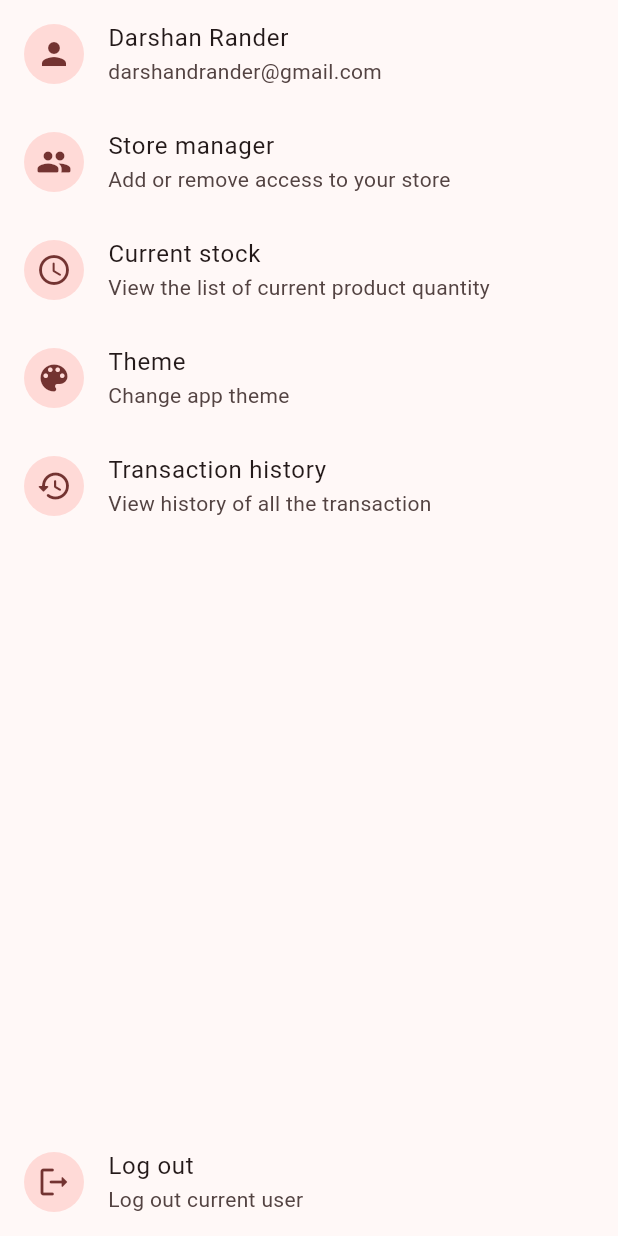
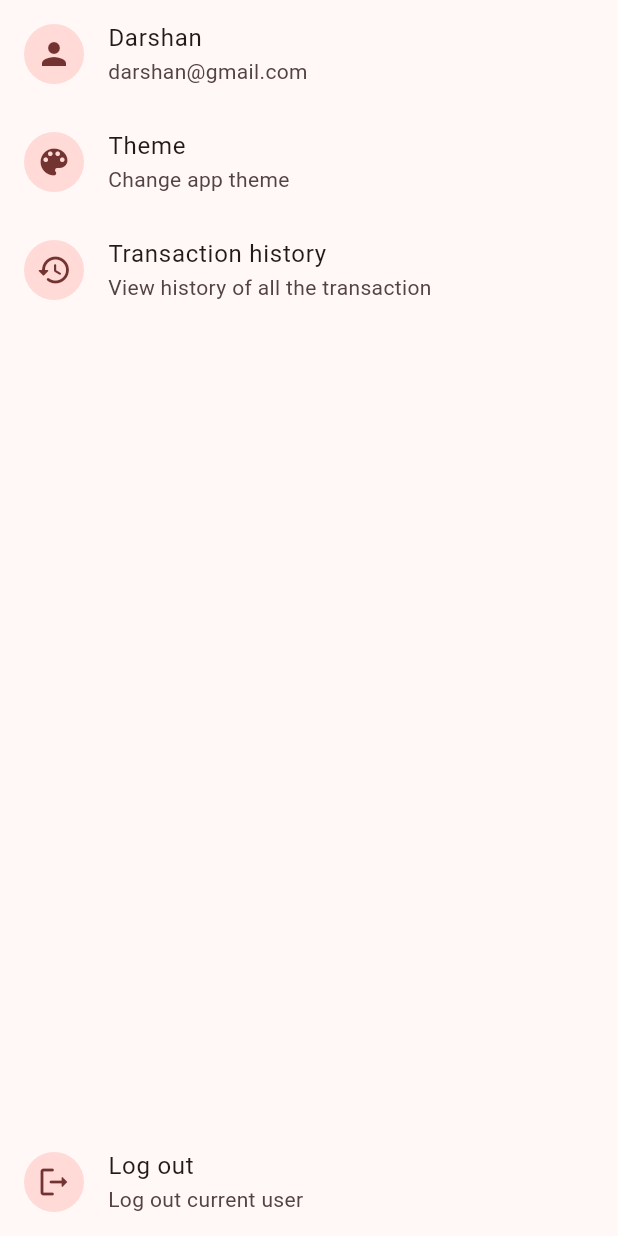
Before and after one commit to SirusCodes/stocker, a Flutter app: the MoreSection widget shown alone on an empty page, opened directly, on a phone screen of 412 x 824 dp. Run offline on Flutter 3.47's test engine with Material 2 defaults, Android fonts, the phone set to English and light mode, and no system bars; our stand-ins replace appwrite, badges, equatable, fl_chart, flutter_riverpod, flutter_typeahead and 1 more; missing offline and left inert: flex_color_picker; accounts and stored records are empty; statements that could not run were skipped.

Commit message:
fix: make it work on android

```diff
--- a/lib/features/home/widgets/more_section.dart
+++ b/lib/features/home/widgets/more_section.dart
@@ -3,7 +3,7 @@ import 'package:flutter_riverpod/flutter_riverpod.dart';
 
 import '../../../shared/providers/theme_provider.dart';
 import '../../authentication/providers/auth_provider.dart';
-import '../../share_store/presentation/store_manager_screen.dart';
+// import '../../share_store/presentation/store_manager_screen.dart';
 import '../../transaction/presentation/transaction_history_screen.dart';
 import '../../users/presentation/profile_screen.dart';
 
@@ -12,29 +12,31 @@ class MoreSection extends StatelessWidget {
 
   @override
   Widget build(BuildContext context) {
-    return Column(
+    return SafeArea(
+      child: Column(
         children: [
           ListTile(
             leading: const CircleAvatar(child: Icon(Icons.person)),
-          title: const Text("Darshan Rander"),
-          subtitle: const Text("darshandrander@gmail.com"),
+            title: const Text("Darshan"),
+            subtitle: const Text("darshan@gmail.com"),
             onTap: () => Navigator.pushNamed(context, ProfileScreen.path),
           ),
-        ListTile(
-          leading: const CircleAvatar(child: Icon(Icons.people_rounded)),
-          title: const Text("Store manager"),
-          subtitle: const Text("Add or remove access to your store"),
-          onTap: () => Navigator.pushNamed(context, StoreManagerScreen.path),
-        ),
-        ListTile(
-          leading: const CircleAvatar(child: Icon(Icons.access_time_rounded)),
-          title: const Text("Current stock"),
-          subtitle: const Text("View the list of current product quantity"),
-          onTap: () {},
-        ),
+          // ListTile(
+          //   leading: const CircleAvatar(child: Icon(Icons.people_rounded)),
+          //   title: const Text("Store manager"),
+          //   subtitle: const Text("Add or remove access to your store"),
+          //   onTap: () => Navigator.pushNamed(context, StoreManagerScreen.path),
+          // ),
+          // ListTile(
+          //   leading: const CircleAvatar(child: Icon(Icons.access_time_rounded)),
+          //   title: const Text("Current stock"),
+          //   subtitle: const Text("View the list of current product quantity"),
+          //   onTap: () {},
+          // ),
           Consumer(
             builder: (context, ref, child) => ListTile(
-            leading: const CircleAvatar(child: Icon(Icons.color_lens_rounded)),
+              leading:
+                  const CircleAvatar(child: Icon(Icons.color_lens_rounded)),
               title: const Text("Theme"),
               subtitle: const Text("Change app theme"),
               onTap: () async {
@@ -70,6 +72,7 @@ class MoreSection extends StatelessWidget {
             ),
           ),
         ],
+      ),
     );
   }
 
--- a/lib/features/home/widgets/statistics_section.dart
+++ b/lib/features/home/widgets/statistics_section.dart
@@ -15,7 +15,8 @@ class StatisticsSection extends StatefulWidget {
 class _StatisticsSectionState extends State<StatisticsSection> {
   @override
   Widget build(BuildContext context) {
-    return Consumer(
+    return SafeArea(
+      child: Consumer(
         builder: (context, ref, child) {
           return ref.watch(statisticsProvider).when(
                 data: (data) => ListView(
@@ -39,6 +40,7 @@ class _StatisticsSectionState extends State<StatisticsSection> {
                 loading: () => const Center(child: CircularProgressIndicator()),
               );
         },
+      ),
     );
   }
 
--- a/lib/shared/providers/appwrite_provider.dart
+++ b/lib/shared/providers/appwrite_provider.dart
@@ -1,11 +1,13 @@
 import 'package:appwrite/appwrite.dart';
 import 'package:flutter_riverpod/flutter_riverpod.dart';
 
+import '../../secrets.dart';
+
 final _appwriteProvider = Provider<Client>((ref) {
   return Client(
-    endPoint: const String.fromEnvironment("APPWRITE_URL") + "/v1",
+    endPoint: Secrets.appwriteURL + "/v1",
     selfSigned: true,
-  )..setProject(const String.fromEnvironment("PROJECT_ID"));
+  )..setProject(Secrets.appwriteProject);
 });
 
 final accountsProvider = Provider<Account>((ref) {
--- a/pubspec.yaml
+++ b/pubspec.yaml
@@ -39,7 +39,6 @@ dependencies:
   flutter_typeahead: ^3.2.5
   badges: ^2.0.2
   pin_code_fields: ^7.4.0
-  mobile_scanner: ^1.0.0
   qr_flutter: ^4.0.0
   appwrite: ^4.0.2
 
```
Also changed, not shown: lib/features/home/widgets/category_list_section.dart (+7 -6 lines), lib/features/share_store/presentation/scan_code_screen.dart (+8 -8 lines), pubspec.lock, 5 other files. Lines whose indentation alone changed are shown as unchanged.
